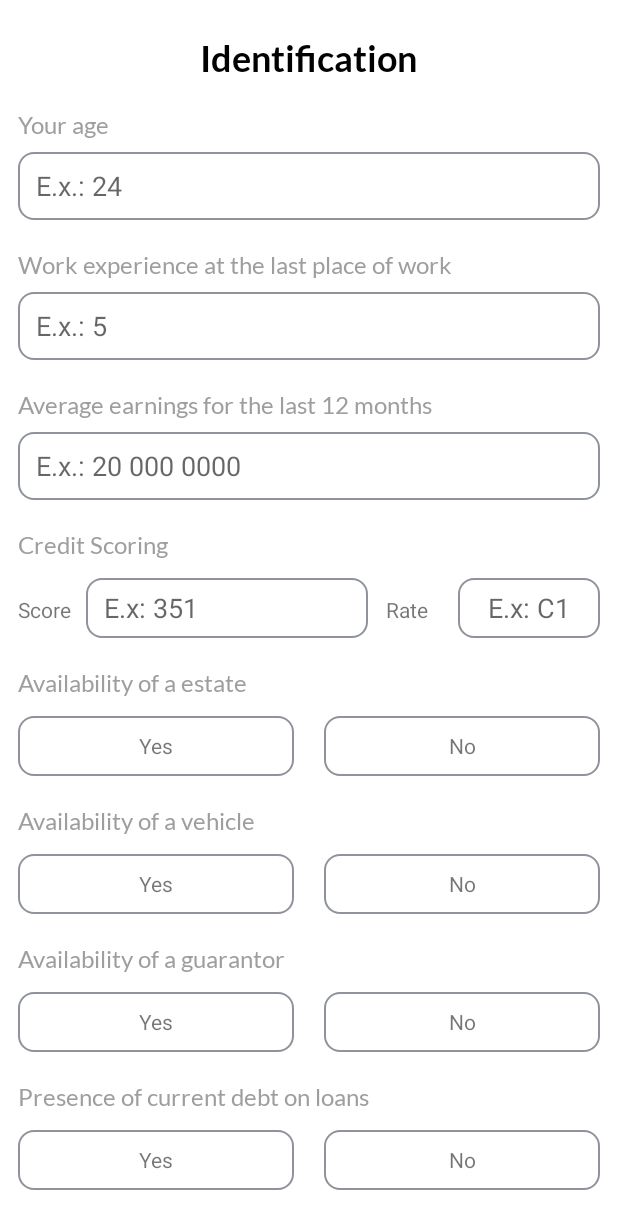
After one commit to abrusdev/iFin, an Android app: the RegisterActivity screen opened directly, with no data from a screen before it, on a phone screen of 412 x 824 dp. The commit adds this screen. Shown: the top 1229 px of the screen. Run offline under Robolectric (Android 15) with nearby library versions, the phone set to English and light mode, and no system bars.

Commit message:
add: finish till register page

```diff
--- a/app/src/main/AndroidManifest.xml
+++ b/app/src/main/AndroidManifest.xml
@@ -14,7 +14,7 @@
         android:theme="@style/Theme.Сreditworthiness"
         tools:targetApi="31">
         <activity
-            android:name=".MainActivity"
+            android:name=".SplashActivity"
             android:exported="true">
             <intent-filter>
                 <action android:name="android.intent.action.MAIN" />
@@ -22,6 +22,9 @@
                 <category android:name="android.intent.category.LAUNCHER" />
             </intent-filter>
         </activity>
+
+        <activity android:name=".MainActivity" />
+        <activity android:name=".RegisterActivity" />
     </application>
 
 </manifest>
--- /dev/null
+++ b/app/src/main/java/com/abrusdev/credit/worthiness/RegisterActivity.kt
@@ -0,0 +1,10 @@
+package com.abrusdev.credit.worthiness
+
+import com.abrusdev.credit.worthiness.base.BaseActivity
+
+class RegisterActivity: BaseActivity(R.layout.activity_register) {
+
+    override fun initialize() {
+
+    }
+}
--- /dev/null
+++ b/app/src/main/java/com/abrusdev/credit/worthiness/base/BaseActivity.kt
@@ -0,0 +1,24 @@
+package com.abrusdev.credit.worthiness.base
+
+import android.content.Intent
+import android.os.Bundle
+import androidx.appcompat.app.AppCompatActivity
+
+abstract class BaseActivity(
+    private val layoutResID: Int
+): AppCompatActivity() {
+
+    override fun onCreate(savedInstanceState: Bundle?) {
+        super.onCreate(savedInstanceState)
+        setContentView(layoutResID)
+
+        initialize()
+    }
+
+    abstract fun initialize()
+
+    open fun addActivity(cls: Class<*>) {
+        val intent = Intent(this, cls)
+        startActivity(intent)
+    }
+}
--- /dev/null
+++ b/app/src/main/res/layout/activity_register.xml
@@ -0,0 +1,241 @@
+<?xml version="1.0" encoding="utf-8"?>
+<LinearLayout xmlns:android="http://schemas.android.com/apk/res/android"
+    xmlns:tools="http://schemas.android.com/tools"
+    android:layout_width="match_parent"
+    android:layout_height="match_parent"
+    android:orientation="vertical"
+    android:padding="12dp"
+    tools:ignore="HardcodedText">
+
+    <TextView
+        style="@style/TextStyle.Bold"
+        android:layout_gravity="center_horizontal"
+        android:layout_marginTop="12dp"
+        android:text="@string/identification"
+        android:textColor="@color/color_black"
+        android:textSize="24sp" />
+
+    <TextView
+        style="@style/TextStyle"
+        android:layout_marginTop="20dp"
+        android:text="Your age"
+        android:textColor="@color/color_gray"
+        android:textSize="16sp" />
+
+    <EditText
+        android:layout_width="match_parent"
+        android:layout_height="45dp"
+        android:layout_marginTop="8dp"
+        android:paddingHorizontal="12dp"
+        android:hint="E.x.: 24"
+        android:background="@drawable/bg_edt"
+        android:importantForAutofill="no"
+        android:inputType="number" />
+
+    <TextView
+        style="@style/TextStyle"
+        android:layout_marginTop="20dp"
+        android:text="Work experience at the last place of work"
+        android:textColor="@color/color_gray"
+        android:textSize="16sp" />
+
+    <EditText
+        android:layout_width="match_parent"
+        android:layout_height="45dp"
+        android:layout_marginTop="8dp"
+        android:paddingHorizontal="12dp"
+        android:hint="E.x.: 5"
+        android:background="@drawable/bg_edt"
+        android:importantForAutofill="no"
+        android:inputType="number" />
+
+    <TextView
+        style="@style/TextStyle"
+        android:layout_marginTop="20dp"
+        android:text="Average earnings for the last 12 months"
+        android:textColor="@color/color_gray"
+        android:textSize="16sp" />
+
+    <EditText
+        android:layout_width="match_parent"
+        android:layout_height="45dp"
+        android:layout_marginTop="8dp"
+        android:paddingHorizontal="12dp"
+        android:hint="E.x.: 20 000 0000"
+        android:background="@drawable/bg_edt"
+        android:importantForAutofill="no"
+        android:inputType="number" />
+
+    <TextView
+        style="@style/TextStyle"
+        android:layout_marginTop="20dp"
+        android:text="Credit Scoring"
+        android:textColor="@color/color_gray"
+        android:textSize="16sp" />
+
+    <LinearLayout
+        android:layout_width="match_parent"
+        android:layout_height="wrap_content"
+        android:layout_marginTop="12dp">
+
+        <TextView
+            android:layout_width="wrap_content"
+            android:layout_height="wrap_content"
+            android:text="Score" />
+
+        <EditText
+            android:layout_width="0dp"
+            android:layout_height="40dp"
+            android:layout_marginStart="10dp"
+            android:layout_weight="2"
+            android:hint="E.x: 351"
+            android:background="@drawable/bg_edt"
+            android:inputType="number"
+            android:paddingHorizontal="12dp" />
+
+        <TextView
+            android:layout_marginStart="12dp"
+            android:layout_width="wrap_content"
+            android:layout_height="wrap_content"
+            android:text="Rate" />
+
+        <EditText
+            android:layout_width="0dp"
+            android:layout_height="40dp"
+            android:layout_marginStart="20dp"
+            android:layout_weight="1"
+            android:hint="E.x: C1"
+            android:background="@drawable/bg_edt"
+            android:gravity="center"
+            android:inputType="text" />
+    </LinearLayout>
+
+    <TextView
+        style="@style/TextStyle"
+        android:layout_marginTop="20dp"
+        android:text="Availability of a estate"
+        android:textColor="@color/color_gray"
+        android:textSize="16sp" />
+
+    <LinearLayout
+        android:layout_width="match_parent"
+        android:layout_height="wrap_content"
+        android:layout_marginTop="12dp">
+
+        <TextView
+            android:layout_width="0dp"
+            android:layout_height="40dp"
+            android:layout_weight="1"
+            android:background="@drawable/bg_edt"
+            android:gravity="center"
+            android:text="Yes" />
+
+        <TextView
+            android:layout_width="0dp"
+            android:layout_height="40dp"
+            android:layout_marginStart="20dp"
+            android:layout_weight="1"
+            android:background="@drawable/bg_edt"
+            android:gravity="center"
+            android:text="No" />
+    </LinearLayout>
+
+    <TextView
+        style="@style/TextStyle"
+        android:layout_marginTop="20dp"
+        android:text="Availability of a vehicle"
+        android:textColor="@color/color_gray"
+        android:textSize="16sp" />
+
+    <LinearLayout
+        android:layout_width="match_parent"
+        android:layout_height="wrap_content"
+        android:layout_marginTop="12dp">
+
+        <TextView
+            android:layout_width="0dp"
+            android:layout_height="40dp"
+            android:layout_weight="1"
+            android:background="@drawable/bg_edt"
+            android:gravity="center"
+            android:text="Yes" />
+
+        <TextView
+            android:layout_width="0dp"
+            android:layout_height="40dp"
+            android:layout_marginStart="20dp"
+            android:layout_weight="1"
+            android:background="@drawable/bg_edt"
+            android:gravity="center"
+            android:text="No" />
+    </LinearLayout>
+
+
+    <TextView
+        style="@style/TextStyle"
+        android:layout_marginTop="20dp"
+        android:text="Availability of a guarantor"
+        android:textColor="@color/color_gray"
+        android:textSize="16sp" />
+
+    <LinearLayout
+        android:layout_width="match_parent"
+        android:layout_height="wrap_content"
+        android:layout_marginTop="12dp">
+
+        <TextView
+            android:layout_width="0dp"
+            android:layout_height="40dp"
+            android:layout_weight="1"
+            android:background="@drawable/bg_edt"
+            android:gravity="center"
+            android:text="Yes" />
+
+        <TextView
+            android:layout_width="0dp"
+            android:layout_height="40dp"
+            android:layout_marginStart="20dp"
+            android:layout_weight="1"
+            android:background="@drawable/bg_edt"
+            android:gravity="center"
+            android:text="No" />
+    </LinearLayout>
+
+    <TextView
+        style="@style/TextStyle"
+        android:layout_marginTop="20dp"
+        android:text="Presence of current debt on loans"
+        android:textColor="@color/color_gray"
+        android:textSize="16sp" />
+
+    <LinearLayout
+        android:layout_width="match_parent"
+        android:layout_height="wrap_content"
+        android:layout_marginTop="12dp">
+
+        <TextView
+            android:layout_width="0dp"
+            android:layout_height="40dp"
+            android:layout_weight="1"
+            android:background="@drawable/bg_edt"
+            android:gravity="center"
+            android:text="Yes" />
+
+        <TextView
+            android:layout_width="0dp"
+            android:layout_height="40dp"
+            android:layout_marginStart="20dp"
+            android:layout_weight="1"
+            android:background="@drawable/bg_edt"
+            android:gravity="center"
+            android:text="No" />
+    </LinearLayout>
+
+    <Button
+        android:layout_width="match_parent"
+        android:layout_height="55dp"
+        android:layout_marginHorizontal="60dp"
+        android:layout_marginTop="20dp"
+        android:text="Continue" />
+
+</LinearLayout>
--- a/app/src/main/res/values/colors.xml
+++ b/app/src/main/res/values/colors.xml
@@ -7,4 +7,8 @@
     <color name="color_black">#000000</color>
     <color name="color_font">#1F2937</color>
     <color name="color_gray">#9E9E9E</color>
+
+    <color name="color_green">#77D75E</color>
+    <color name="color_red">#C54848</color>
+
 </resources>
--- a/app/src/main/res/values/strings.xml
+++ b/app/src/main/res/values/strings.xml
@@ -4,9 +4,9 @@
     <string name="from_uppercase">FROM</string>
     <string name="team_name">Bella Ciao</string>
     <string name="get_started">Get Started</string>
-    <string name="with_one_click_check_your_credit_worthiness">With one click check your credit worthiness</string>
+    <string name="with_one_click_check_your_credit_worthiness">Find available banks which can give you credit or why they can\'t give you credit.</string>
     <string name="credit_worthiness">Credit worthiness</string>
-    <string name="identification_via_oneid">Identification via OneID</string>
+    <string name="identification">Identification</string>
     <string name="authorize">Authorize</string>
     <string name="so_m">so\'m</string>
 
--- a/app/src/main/res/values/themes.xml
+++ b/app/src/main/res/values/themes.xml
@@ -1,13 +1,13 @@
 <resources xmlns:tools="http://schemas.android.com/tools">
     <!-- Base application theme. -->
-    <style name="Theme.Сreditworthiness" parent="Theme.MaterialComponents.DayNight.DarkActionBar">
+    <style name="Theme.Сreditworthiness" parent="Theme.MaterialComponents.Light.NoActionBar">
         <!-- Primary brand color. -->
-        <item name="colorPrimary">@color/color_primary_dark</item>
-        <item name="colorPrimaryVariant">@color/color_primary_dark</item>
+        <item name="colorPrimary">@color/color_primary</item>
+        <item name="colorPrimaryVariant">@color/color_primary</item>
         <item name="colorOnPrimary">@color/color_white</item>
         <!-- Secondary brand color. -->
-        <item name="colorSecondary">@color/color_primary_dark</item>
-        <item name="colorSecondaryVariant">@color/color_primary_dark</item>
+        <item name="colorSecondary">@color/color_primary</item>
+        <item name="colorSecondaryVariant">@color/color_primary</item>
         <item name="colorOnSecondary">@color/color_white</item>
         <!-- Status bar color. -->
         <item name="android:statusBarColor" >?attr/colorPrimaryVariant</item>
```
Also changed, not shown: app/src/main/java/com/abrusdev/credit/worthiness/MainActivity.kt (+8 -4 lines), app/src/main/java/com/abrusdev/credit/worthiness/SplashActivity.kt (added, +16 -0 lines), app/src/main/res/drawable/bg_gray_r10.xml (added, +9 -0 lines), app/src/main/res/drawable/bg_green_r2.xml (added, +9 -0 lines), app/src/main/res/layout/activity_launch.xml (+7 -4 lines), app/src/main/res/layout/activity_step_2.xml (+1 -38 lines), app/src/main/res/layout/activity_step_3.xml (added, +17 -0 lines), app/src/main/res/layout/dialog_register.xml (deleted, +0 -30 lines), app/src/main/res/layout/item_bank.xml (added, +57 -0 lines), app/src/main/res/drawable/image_asia_aliance_bank.png (added).
